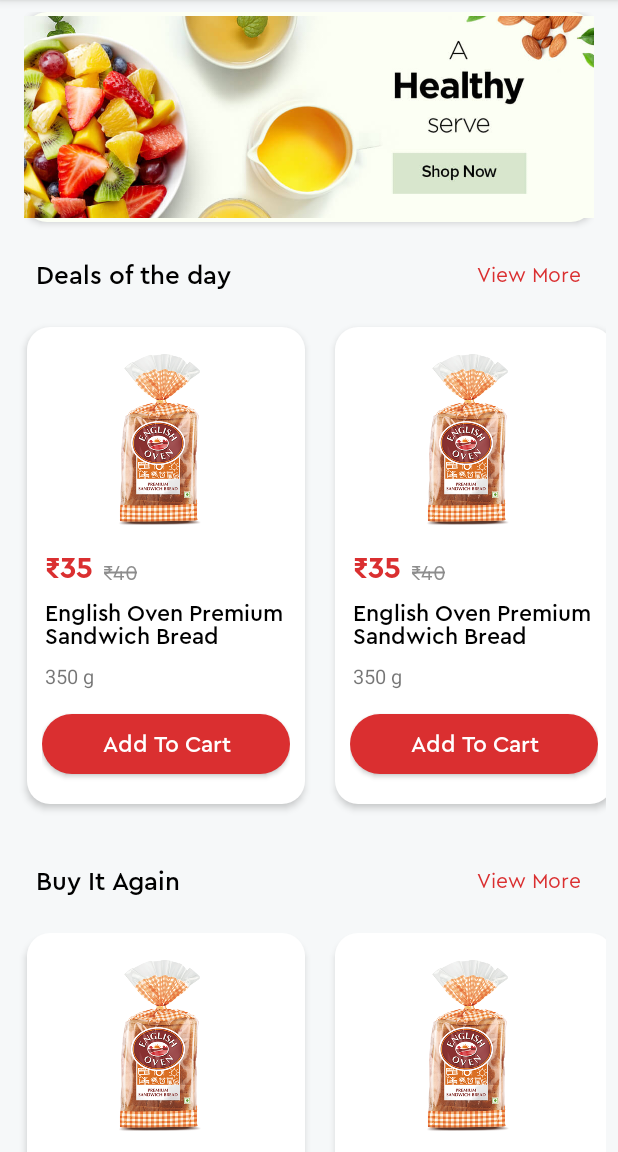
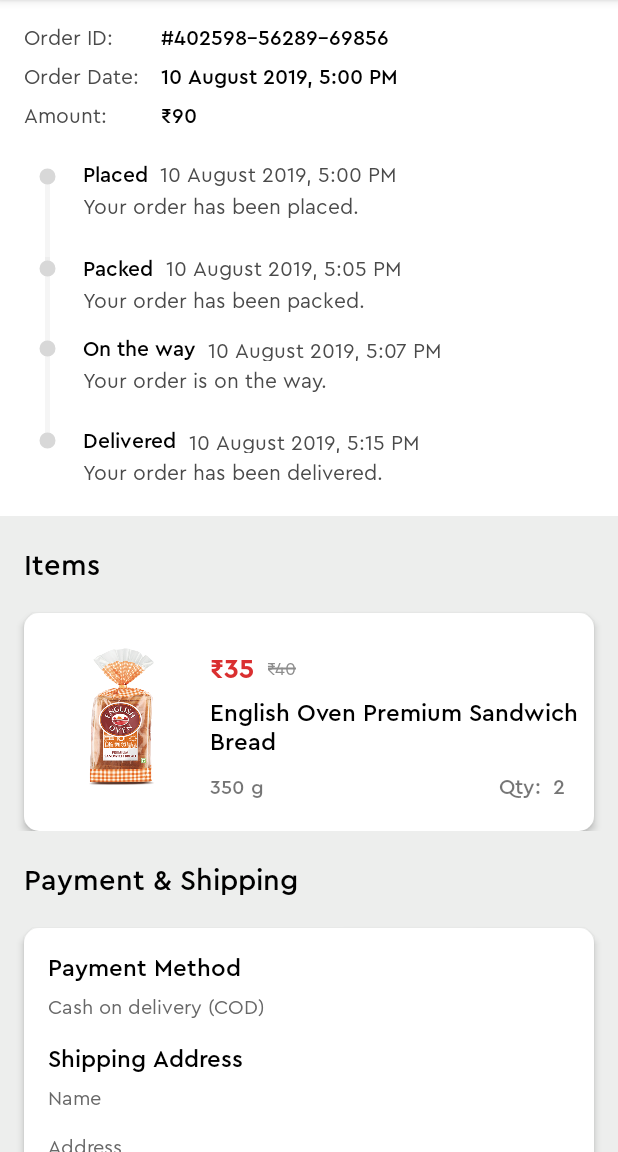
Before and after one commit to LavishD/Outland_, an Android app: the screen it shows after launch once a user with an empty profile is signed in (MainActivity), on a phone screen of 412 x 824 dp, the part 84-1236 px from its top. Run offline under Robolectric (Android 15) with nearby library versions, the light colour scheme and no system bars; our stand-ins replace Firebase (no records; nobody signed in at launch, a user with empty details on screens opened directly); libraries missing offline, so code that uses them is left out: com.goodiebag.pinview; 2 statements that could not run were skipped.

Commit message:
created order details layout

```diff
--- a/app/src/main/java/com/example/outland/MainActivity.java
+++ b/app/src/main/java/com/example/outland/MainActivity.java
@@ -63,7 +63,7 @@
         navigationView.getMenu().getItem(0).setChecked(true);
 
         frameLayout = findViewById(R.id.main_frame_layout);
-        setFragment(new HomeFragment(),HOME_FRAGMENT);
+        setFragment(new OrderDetailFragment(),HOME_FRAGMENT);
     }
 
     @Override
--- a/app/src/main/res/layout/cart_summary_layout.xml
+++ b/app/src/main/res/layout/cart_summary_layout.xml
@@ -11,7 +11,7 @@
         android:id="@+id/constraintLayout3"
         android:layout_width="0dp"
         android:layout_height="wrap_content"
-        android:layout_marginTop="80dp"
+        android:layout_marginTop="10dp"
         android:layout_marginRight="10dp"
         android:layout_marginLeft="10dp"
         android:elevation="3dp"
@@ -149,7 +149,7 @@
 
 
     <LinearLayout
-        android:id="@+id/linearLayout3"
+        android:id="@+id/bottomCheckout"
         android:layout_width="0dp"
         android:layout_height="56dp"
         android:layout_marginStart="16dp"
--- a/app/src/main/res/layout/fragment_order_detail.xml
+++ b/app/src/main/res/layout/fragment_order_detail.xml
@@ -15,7 +15,84 @@
             android:layout_width="match_parent"
             android:layout_height="wrap_content"
             android:background="#EDEEED"
-            android:orientation="vertical" />
+            android:orientation="vertical" >
+
+            <LinearLayout
+                android:layout_width="match_parent"
+                android:layout_height="wrap_content"
+                >
+
+                    <include layout="@layout/order_details_layout"/>
+
+            </LinearLayout>
+        <LinearLayout
+            android:layout_width="match_parent"
+            android:layout_height="wrap_content"
+            android:orientation="vertical"
+            android:paddingBottom="20dp">
+
+                <TextView
+                    android:layout_width="wrap_content"
+                    android:layout_height="match_parent"
+                    android:textSize="19sp"
+                    android:layout_marginTop="20dp"
+                    android:layout_marginBottom="10dp"
+                    android:layout_marginStart="16dp"
+                    android:fontFamily="@font/cera_pro_medium"
+                    android:textColor="#000"
+                    android:text="Items"/>
+
+                <include layout="@layout/order_details_iem_layout"/>
+
+        </LinearLayout>
+
+        <LinearLayout
+            android:layout_width="match_parent"
+            android:layout_height="wrap_content"
+            android:orientation="vertical"
+            android:paddingBottom="20dp">
+
+            <TextView
+                android:layout_width="wrap_content"
+                android:layout_height="match_parent"
+                android:textSize="19sp"
+                android:layout_marginBottom="20dp"
+                android:layout_marginStart="16dp"
+                android:fontFamily="@font/cera_pro_medium"
+                android:textColor="#000"
+                android:text="Payment &amp; Shipping"/>
+
+
+            <include layout="@layout/shipping_details_layout"/>
+
+        </LinearLayout>
+
+            <LinearLayout
+                android:layout_width="match_parent"
+                android:layout_height="wrap_content"
+                android:orientation="vertical"
+                android:layout_marginLeft="9dp"
+                android:layout_marginRight="9dp"
+                android:paddingBottom="20dp">
+
+
+                <TextView
+                    android:layout_width="wrap_content"
+                    android:layout_height="match_parent"
+                    android:textSize="19sp"
+                    android:layout_marginLeft="10dp"
+                    android:layout_marginBottom="10dp"
+                    android:fontFamily="@font/cera_pro_medium"
+                    android:textColor="#000"
+                    android:text="Order Summary"/>
+
+
+                <include layout="@layout/cart_summary_layout"/>
+
+            </LinearLayout>
+
+
+        </LinearLayout>
     </ScrollView>
 
 </FrameLayout>
--- /dev/null
+++ b/app/src/main/res/layout/order_details_iem_layout.xml
@@ -0,0 +1,115 @@
+<?xml version="1.0" encoding="utf-8"?>
+<androidx.constraintlayout.widget.ConstraintLayout xmlns:android="http://schemas.android.com/apk/res/android"
+    xmlns:app="http://schemas.android.com/apk/res-auto"
+    xmlns:tools="http://schemas.android.com/tools"
+    android:layout_width="match_parent"
+    android:layout_height="145dp"
+    android:background="@drawable/cart_items_bg"
+    android:elevation="3dp"
+    android:layout_marginLeft="16dp"
+    android:layout_marginRight="16dp"
+    android:layout_marginTop="10dp"
+    android:orientation="vertical">
+
+    <androidx.constraintlayout.widget.ConstraintLayout
+        android:layout_width="match_parent"
+        android:layout_height="wrap_content"
+        android:layout_marginTop="1dp"
+        app:layout_constraintEnd_toEndOf="parent"
+        app:layout_constraintStart_toStartOf="parent"
+        app:layout_constraintTop_toTopOf="parent">
+
+        <ImageView
+            android:id="@+id/cart_product_image"
+            android:layout_width="100dp"
+            android:layout_height="100dp"
+            android:layout_marginStart="16dp"
+            android:layout_marginTop="16dp"
+            android:layout_marginBottom="16dp"
+            app:layout_constraintBottom_toBottomOf="parent"
+            app:layout_constraintStart_toStartOf="parent"
+            app:layout_constraintTop_toTopOf="parent"
+            app:srcCompat="@drawable/brd" />
+
+        <TextView
+            android:id="@+id/cart_product_price"
+            android:layout_width="wrap_content"
+            android:layout_height="wrap_content"
+            android:layout_marginStart="8dp"
+            android:layout_marginTop="24dp"
+            android:fontFamily="@font/cera_bold"
+            android:text="\u20B935"
+            android:textColor="@color/colorPrimary"
+            android:textSize="18sp"
+            app:layout_constraintStart_toEndOf="@+id/cart_product_image"
+            app:layout_constraintTop_toTopOf="parent" />
+
+        <TextView
+            android:id="@+id/cart_product_mrp"
+            android:layout_width="wrap_content"
+            android:layout_height="wrap_content"
+            android:layout_marginStart="8dp"
+            android:background="@drawable/strike_through"
+            android:fontFamily="@font/cera_pro_regular"
+            android:text="\u20B940"
+            android:textColor="#8D8D8D"
+            android:textSize="12dp"
+            app:layout_constraintBottom_toBottomOf="@+id/cart_product_price"
+            app:layout_constraintStart_toEndOf="@+id/cart_product_price"
+            app:layout_constraintTop_toTopOf="@+id/cart_product_price"
+            app:layout_constraintVertical_bias="0.5" />
+
+
+        <TextView
+            android:id="@+id/cart_product_name"
+            android:layout_width="wrap_content"
+            android:layout_height="wrap_content"
+            android:layout_marginStart="8dp"
+            android:layout_marginTop="8dp"
+            android:fontFamily="@font/cera_pro_medium"
+            android:lineSpacingExtra="3dp"
+            android:text="English Oven Premium Sandwich\nBread"
+            android:textColor="#000000"
+            android:textSize="16sp"
+            app:layout_constraintStart_toEndOf="@+id/cart_product_image"
+            app:layout_constraintTop_toBottomOf="@+id/cart_product_price" />
+
+        <TextView
+            android:id="@+id/cart_product_weight"
+            android:layout_width="wrap_content"
+            android:layout_height="wrap_content"
+            android:layout_marginStart="8dp"
+            android:layout_marginTop="12dp"
+            android:text="350 g"
+            android:fontFamily="@font/cera_pro_medium"
+            android:textSize="13sp"
+            app:layout_constraintStart_toEndOf="@+id/cart_product_image"
+            app:layout_constraintTop_toBottomOf="@+id/cart_product_name" />
+
+        <TextView
+            android:id="@+id/textView3"
+            android:layout_width="wrap_content"
+            android:layout_height="wrap_content"
+            android:layout_marginEnd="35dp"
+            android:fontFamily="@font/cera_pro_medium"
+            android:text="Qty:"
+            app:layout_constraintBottom_toBottomOf="@+id/cart_product_weight"
+            app:layout_constraintEnd_toEndOf="parent"
+            app:layout_constraintTop_toTopOf="@+id/cart_product_weight" />
+
+        <TextView
+            android:id="@+id/textView4"
+            android:layout_width="wrap_content"
+            android:layout_height="wrap_content"
+            android:layout_marginStart="8dp"
+            android:text="2"
+            android:fontFamily="@font/cera_pro_medium"
+            app:layout_constraintBottom_toBottomOf="@+id/textView3"
+            app:layout_constraintStart_toEndOf="@+id/textView3"
+            app:layout_constraintTop_toTopOf="@+id/textView3" />
+
+
+    </androidx.constraintlayout.widget.ConstraintLayout>
+
+
+</androidx.constraintlayout.widget.ConstraintLayout>
--- a/app/src/main/res/layout/order_details_layout.xml
+++ b/app/src/main/res/layout/order_details_layout.xml
@@ -3,6 +3,7 @@
     xmlns:app="http://schemas.android.com/apk/res-auto"
     xmlns:tools="http://schemas.android.com/tools"
     android:orientation="vertical" android:layout_width="match_parent"
+    android:background="@color/colorAccent"
     android:layout_height="wrap_content"
     android:paddingBottom="20dp">
 
--- /dev/null
+++ b/app/src/main/res/layout/shipping_details_layout.xml
@@ -0,0 +1,85 @@
+<?xml version="1.0" encoding="utf-8"?>
+<androidx.constraintlayout.widget.ConstraintLayout xmlns:android="http://schemas.android.com/apk/res/android"
+    xmlns:app="http://schemas.android.com/apk/res-auto"
+    xmlns:tools="http://schemas.android.com/tools"
+    android:orientation="vertical" android:layout_width="match_parent"
+    android:layout_height="wrap_content"
+    android:paddingBottom="16dp"
+    android:layout_marginLeft="16dp"
+    android:layout_marginRight="16dp"
+    android:elevation="3dp"
+    android:background="@drawable/cart_items_bg">
+
+    <TextView
+        android:id="@+id/payment_tv"
+        android:layout_width="wrap_content"
+        android:layout_height="wrap_content"
+        android:layout_marginStart="16dp"
+        android:layout_marginTop="16dp"
+        android:text="Payment Method"
+        android:fontFamily="@font/cera_pro_medium"
+        android:textColor="#000"
+        android:textSize="16sp"
+        app:layout_constraintStart_toStartOf="parent"
+        app:layout_constraintTop_toTopOf="parent" />
+
+    <TextView
+        android:id="@+id/payment_method"
+        android:layout_width="wrap_content"
+        android:layout_height="wrap_content"
+        android:layout_marginTop="8dp"
+        android:text="Cash on delivery (COD)"
+        android:fontFamily="@font/cera_pro_regular"
+        android:textColor="#686868"
+        android:textSize="13sp"
+        app:layout_constraintStart_toStartOf="@+id/payment_tv"
+        app:layout_constraintTop_toBottomOf="@+id/payment_tv" />
+
+    <TextView
+        android:id="@+id/shipping_address_tv"
+        android:layout_width="wrap_content"
+        android:layout_height="wrap_content"
+        android:layout_marginTop="16dp"
+        android:text="Shipping Address"
+        android:fontFamily="@font/cera_pro_medium"
+        android:textColor="#000"
+        android:textSize="16sp"
+        app:layout_constraintStart_toStartOf="@+id/payment_method"
+        app:layout_constraintTop_toBottomOf="@+id/payment_method" />
+
+    <TextView
+        android:id="@+id/name_tv"
+        android:layout_width="wrap_content"
+        android:layout_height="wrap_content"
+        android:layout_marginTop="8dp"
+        android:text="Name"
+        android:fontFamily="@font/cera_pro_regular"
+        android:textColor="#686868"
+        android:textSize="13sp"
+        app:layout_constraintStart_toStartOf="@+id/shipping_address_tv"
+        app:layout_constraintTop_toBottomOf="@+id/shipping_address_tv" />
+
+    <TextView
+        android:id="@+id/address_tv"
+        android:layout_width="wrap_content"
+        android:layout_height="wrap_content"
+        android:layout_marginTop="16dp"
+        android:text="Address"
+        android:fontFamily="@font/cera_pro_regular"
+        android:textColor="#686868"
+        android:textSize="13sp"
+        app:layout_constraintStart_toStartOf="@+id/name_tv"
+        app:layout_constraintTop_toBottomOf="@+id/name_tv" />
+
+    <TextView
+        android:id="@+id/pinCode"
+        android:layout_width="wrap_content"
+        android:layout_height="wrap_content"
+        android:layout_marginTop="8dp"
+        android:text="Pin Code"
+        android:fontFamily="@font/cera_pro_regular"
+        android:textColor="#686868"
+        android:textSize="13sp"
+        app:layout_constraintStart_toStartOf="@+id/address_tv"
+        app:layout_constraintTop_toBottomOf="@+id/address_tv" />
+</androidx.constraintlayout.widget.ConstraintLayout>
```
